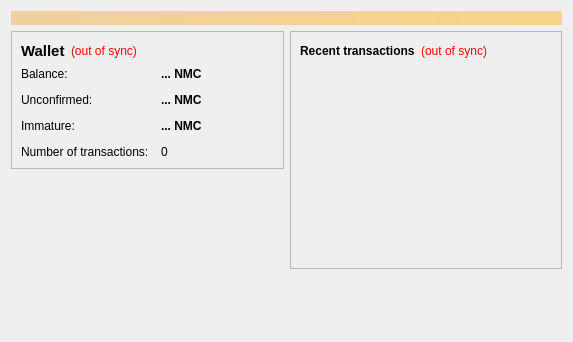
cyberpay/sixeleven, file src/qt/forms/overviewpage.ui: the form before one commit.
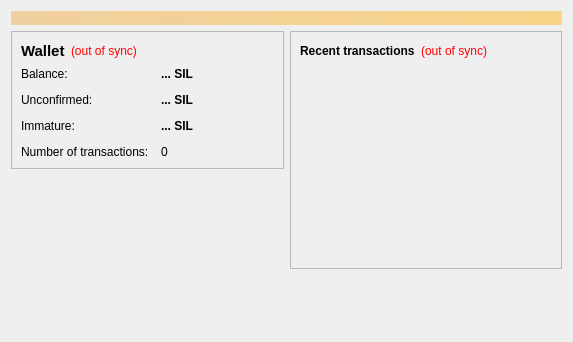
The form after the commit.

The edit to the form file:
```diff
--- a/src/qt/forms/overviewpage.ui
+++ b/src/qt/forms/overviewpage.ui
@@ -123,7 +123,7 @@
                <string>Your current balance</string>
               </property>
               <property name="text">
-               <string notr="true">... NMC</string>
+               <string notr="true">... SIL</string>
               </property>
               <property name="textInteractionFlags">
                <set>Qt::LinksAccessibleByMouse|Qt::TextSelectableByKeyboard|Qt::TextSelectableByMouse</set>
@@ -152,7 +152,7 @@
                <string>Total of transactions that have yet to be confirmed, and do not yet count toward the current balance</string>
               </property>
               <property name="text">
-               <string notr="true">... NMC</string>
+               <string notr="true">... SIL</string>
               </property>
               <property name="textInteractionFlags">
                <set>Qt::LinksAccessibleByMouse|Qt::TextSelectableByKeyboard|Qt::TextSelectableByMouse</set>
@@ -195,7 +195,7 @@
                <string>Mined balance that has not yet matured</string>
               </property>
               <property name="text">
-               <string notr="true">... NMC</string>
+               <string notr="true">... SIL</string>
               </property>
               <property name="textInteractionFlags">
                <set>Qt::LinksAccessibleByMouse|Qt::TextSelectableByKeyboard|Qt::TextSelectableByMouse</set>
```
